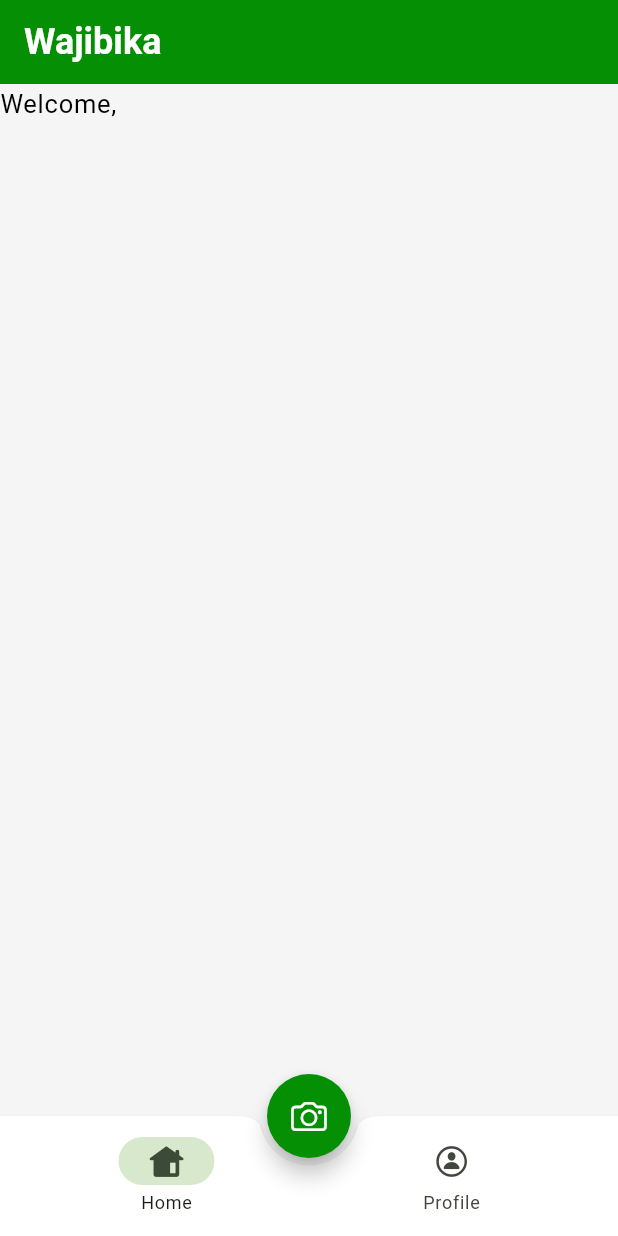
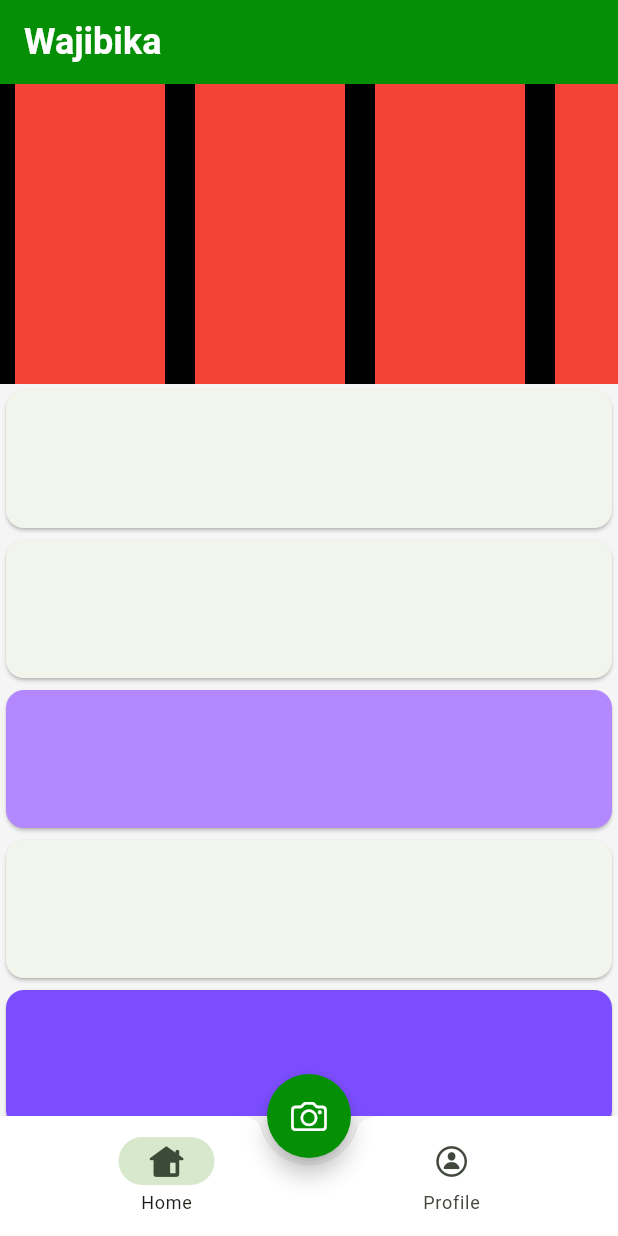
Before and after one commit to H-Munene/Wajibika_Mobile, a Flutter app: the HomePage screen opened directly, on a phone screen of 412 x 824 dp. Run offline on Flutter 3.47's test engine with Material 3 defaults, Android fonts, the phone set to English and light mode, and no system bars; our stand-ins replace bloc, cherry_toast, fluentui_system_icons, flutter_bloc, font_awesome_flutter, fpdart and 4 more; accounts and stored records are empty; project files that could hold a hidden picture were left out.

```diff
--- /dev/null
+++ b/lib/presentation/bloc/media/bloc/media_bloc.dart
@@ -0,0 +1,13 @@
+import 'package:bloc/bloc.dart';
+import 'package:meta/meta.dart';
+
+part 'media_event.dart';
+part 'media_state.dart';
+
+class MediaBloc extends Bloc<MediaEvent, MediaState> {
+  MediaBloc() : super(MediaInitial()) {
+    on<MediaEvent>((event, emit) {
+      // TODO: implement event handler
+    });
+  }
+}
--- /dev/null
+++ b/lib/presentation/bloc/media/bloc/media_event.dart
@@ -0,0 +1,4 @@
+part of 'media_bloc.dart';
+
+@immutable
+sealed class MediaEvent {}
--- /dev/null
+++ b/lib/presentation/bloc/media/bloc/media_state.dart
@@ -0,0 +1,6 @@
+part of 'media_bloc.dart';
+
+@immutable
+sealed class MediaState {}
+
+final class MediaInitial extends MediaState {}
--- a/lib/presentation/pages/auth/home.dart
+++ b/lib/presentation/pages/auth/home.dart
@@ -34,28 +34,7 @@ class _HomePageState extends State<HomePage> {
       bottomNavigationBar: BottomAppBar(
         notchMargin: 5,
         clipBehavior: Clip.antiAlias,
-        child:
-        // BottomNavigationBar(
-        //   currentIndex: _currentIndex,
-        //   onTap: (value) {
-        //     setState(() {
-        //       _currentIndex = value;
-        //     });
-        //   },
-        //   items: const [
-        //     BottomNavigationBarItem(
-        //       label: 'Home',
-        //       icon: Icon(CupertinoIcons.house_alt),
-        //       activeIcon: Icon(CupertinoIcons.house_alt_fill),
-        //     ),
-        //     BottomNavigationBarItem(
-        //       label: 'Profile',
-        //       icon: Icon(CupertinoIcons.person_circle),
-        //       activeIcon: Icon(CupertinoIcons.person_circle_fill),
-        //     ),
-        //   ],
-        // ),
-        NavigationBar(
+        child: NavigationBar(
           selectedIndex: _currentIndex,
           onDestinationSelected: (value) {
             setState(() {
--- a/lib/presentation/pages/auth/screens/home_feed.dart
+++ b/lib/presentation/pages/auth/screens/home_feed.dart
@@ -1,32 +1,48 @@
+import 'dart:math';
+
 import 'package:bloc_clean_arch/presentation/providers/user_provider.dart';
 import 'package:flutter/material.dart';
 import 'package:flutter_bloc/flutter_bloc.dart';
 
-class HomeFeed extends StatelessWidget {
+class HomeFeed extends StatefulWidget {
   const HomeFeed({super.key});
 
   @override
+  State<HomeFeed> createState() => _HomeFeedState();
+}
+
+class _HomeFeedState extends State<HomeFeed> {
+  @override
   Widget build(BuildContext context) {
-    return Center(
-      child: Column(
-        children: [
-          Row(
-            children: [
-              Text('Welcome, ', style: Theme.of(context).textTheme.bodyLarge),
-              Builder(
-                builder: (context) {
-                  final userModel = context.read<UserProvider>().userModel;
+    return CustomScrollView(
+      slivers: [
+        SliverToBoxAdapter(
+          child: Container(
+            color: Colors.black,
 
-                  return Text(
-                    userModel.username,
-                    style: Theme.of(context).textTheme.bodyLarge,
-                  );
-                },
+            height: 200,
+            // width: 150,
+            child: ListView.builder(
+              itemCount: 4,
+              scrollDirection: Axis.horizontal,
+              itemBuilder:
+                  (context, index) => Padding(
+                    padding: const EdgeInsets.symmetric(horizontal: 10),
+                    child: Container(width: 100, color: Colors.red),
+                  ),
+            ),
+          ),
+        ),
+
+        SliverList.builder(
+          itemCount: 10,
+          itemBuilder:
+              (context, index) => SizedBox(
+                height: 100,
+                child: Card(color: Colors.deepPurpleAccent[index * 50]),
               ),
-            ],
-          ),
-        ],
-      ),
+        ),
+      ],
     );
   }
 }
--- a/pubspec.yaml
+++ b/pubspec.yaml
@@ -48,6 +48,7 @@ dependencies:
   cherry_toast: ^1.12.0
   google_fonts: ^6.2.1
   provider: ^6.1.5
+  image_picker: ^1.1.2
 
 dev_dependencies:
   flutter_test:
```
